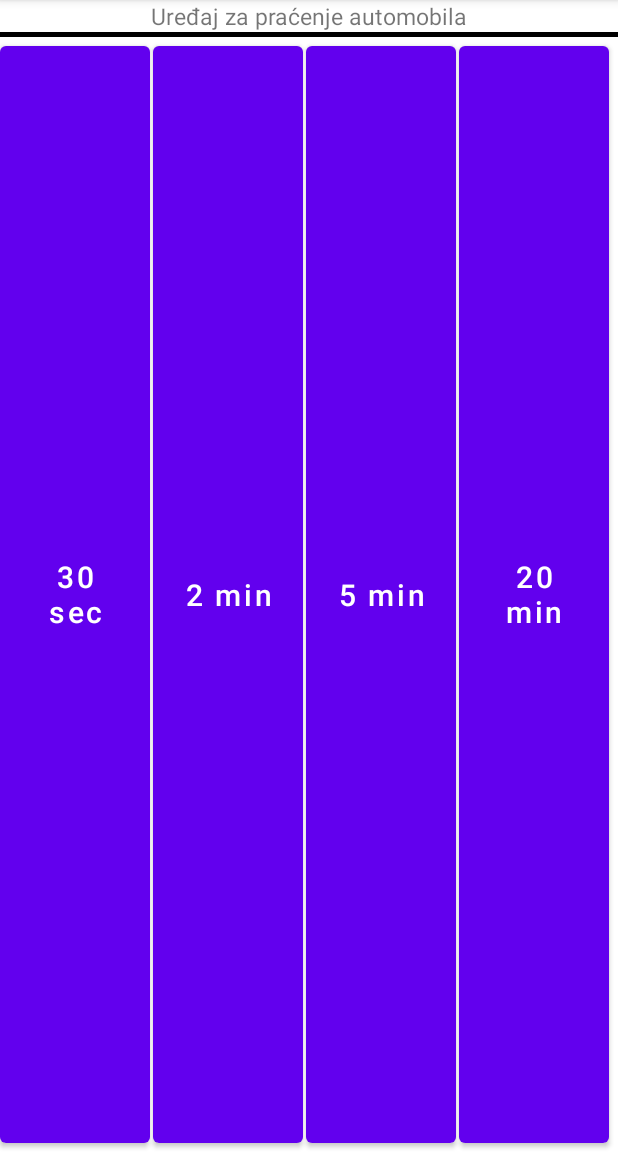
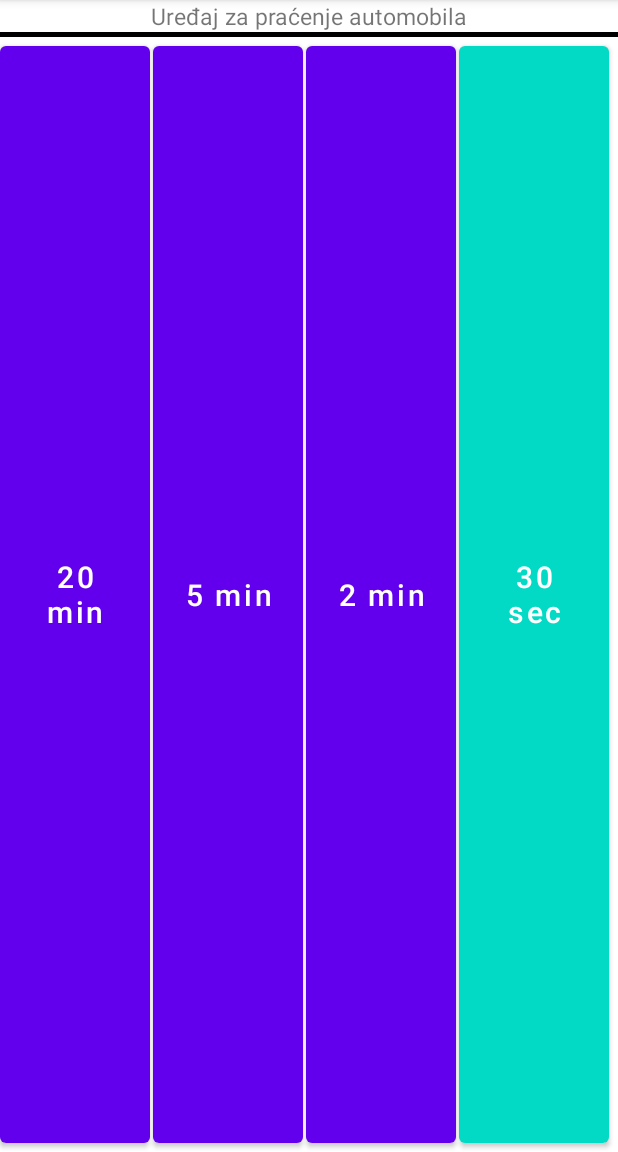
Before and after one commit to KristianK1/Project-Golf-App-1, an Android app: the fragment fourButtons placed in its activity, on a phone screen of 412 x 824 dp, the part 84-1236 px from its top. Run offline under Robolectric (Android 15) with nearby library versions, the phone set to English and light mode, and no system bars.

Commit message:
BT toast messages & BT button colors

```diff
--- a/app/src/main/java/com/example/zavrsni16052021/fourButtons.java
+++ b/app/src/main/java/com/example/zavrsni16052021/fourButtons.java
@@ -1,6 +1,7 @@
 package com.example.zavrsni16052021;
 
 import android.content.Context;
+import android.graphics.Color;
 import android.os.Bundle;
 
 import androidx.annotation.NonNull;
@@ -54,17 +55,45 @@ public class fourButtons extends Fragment {
     @Override
     public void onViewCreated(@NonNull View view, @Nullable Bundle savedInstanceState) {
         super.onViewCreated(view, savedInstanceState);
-        btn1 = (Button) getView().findViewById(R.id.four_button1);
-        btn2 = (Button) getView().findViewById(R.id.four_button2);
-        btn3 = (Button) getView().findViewById(R.id.four_button3);
-        btn4 = (Button) getView().findViewById(R.id.four_button4);
+        btn1 = (Button) getView().findViewById(R.id.four_button4);
+        btn2 = (Button) getView().findViewById(R.id.four_button3);
+        btn3 = (Button) getView().findViewById(R.id.four_button2);
+        btn4 = (Button) getView().findViewById(R.id.four_button1);
 
-        if (state == 0) btn1.setText("30 sec");
-        else btn1.setText("End");
+        if (state == 0) {
+            btn1.setBackgroundColor(Color.parseColor("#FF03DAC5"));
+            btn1.setText("30 sec");
 
-        btn2.setText("2 min");
-        btn3.setText("5 min");
-        btn4.setText("20 min");
+
+            btn2.setBackgroundColor(Color.parseColor("#FF6200EE"));
+            btn2.setText("2 min");
+
+
+            btn3.setBackgroundColor(Color.parseColor("#FF6200EE"));
+            btn3.setText("5 min");
+
+
+            btn4.setBackgroundColor(Color.parseColor("#FF6200EE"));
+            btn4.setText("20 min");
+
+        }
+        else {
+            btn1.setBackgroundColor(Color.parseColor("#FF03DAC5"));
+            btn1.setText("End");
+
+
+            btn2.setBackgroundColor(Color.parseColor("#FF03DAC5"));
+            btn2.setText("2 min");
+
+
+            btn3.setBackgroundColor(Color.parseColor("#FF03DAC5"));
+            btn3.setText("5 min");
+
+
+            btn4.setBackgroundColor(Color.parseColor("#FF03DAC5"));
+            btn4.setText("20 min");
+        }
+
 
         setUpListeners();
     }
--- a/app/src/main/res/layout/fragment_bluetooth.xml
+++ b/app/src/main/res/layout/fragment_bluetooth.xml
@@ -58,5 +58,6 @@
         android:layout_width="match_parent"
         android:layout_height="wrap_content"
         android:text="back"
+        android:layout_marginHorizontal="50dp"
 />
 </RelativeLayout>
```
Also changed, not shown: app/src/main/java/com/example/zavrsni16052021/MainActivity.java (+45 -1 lines).
